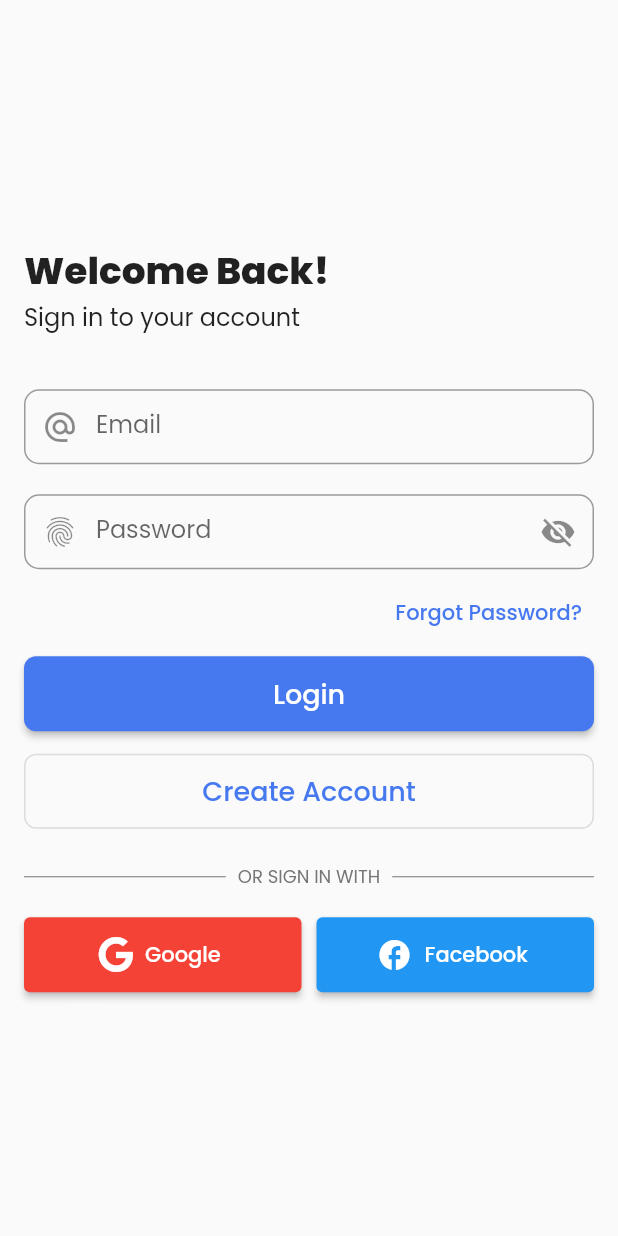
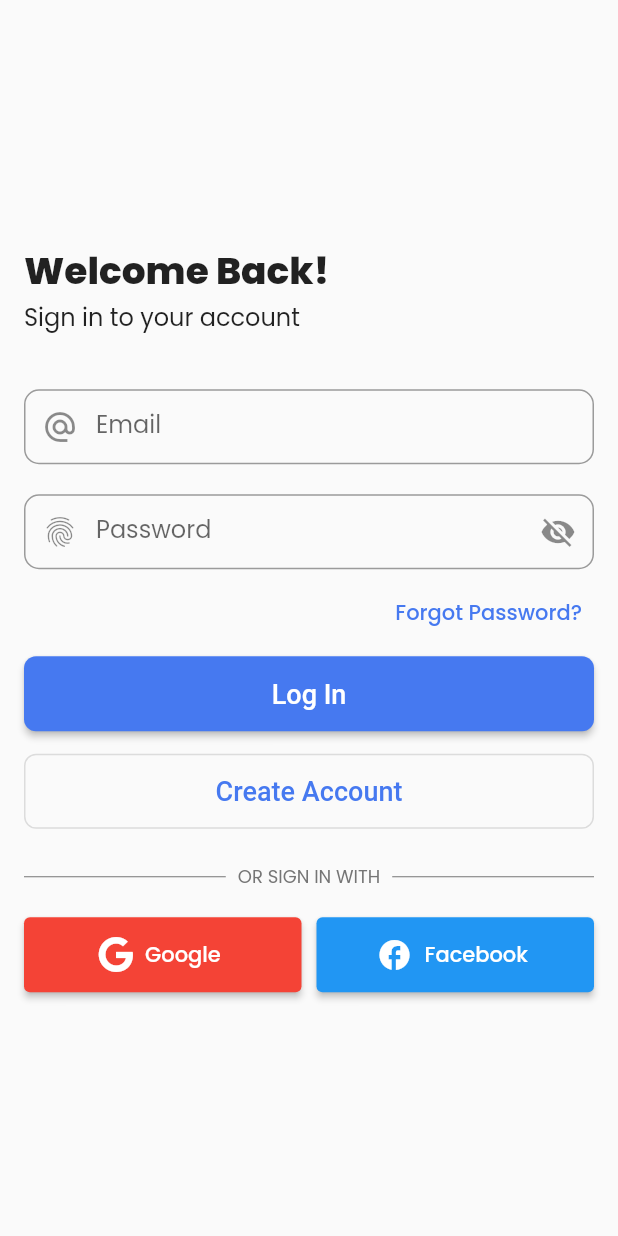
Before and after one commit to sanjibdahal/firebase-auth, a Flutter app: the screen it shows after launch, on a phone screen of 412 x 824 dp. Run offline on Flutter 3.47's test engine with Material 2 defaults, Android fonts, the phone set to English and light mode, and no system bars; our stand-ins replace firebase_auth, firebase_core, font_awesome_flutter, google_fonts; accounts and stored records are empty.

```diff
--- a/daily_algo/lib/main.dart
+++ b/daily_algo/lib/main.dart
@@ -1,6 +1,8 @@
 import 'package:daily_algo/firebase_options.dart';
+import 'package:daily_algo/src/screens/home_screen.dart';
 import 'package:daily_algo/src/screens/login_screen.dart';
 import 'package:daily_algo/src/utils/theme/theme.dart';
+import 'package:firebase_auth/firebase_auth.dart';
 import 'package:firebase_core/firebase_core.dart';
 import 'package:flutter/material.dart';
 
@@ -21,7 +23,20 @@ class MainApp extends StatelessWidget {
       darkTheme: AppTheme.darkTheme,
       themeMode: ThemeMode.light,
       title: "Daily Algo",
-      home: const LoginScreen(),
+      home: StreamBuilder<User?>(
+        stream: FirebaseAuth.instance.authStateChanges(),
+        builder: (context, AsyncSnapshot<User?> snapshot) {
+          if(snapshot.hasData && snapshot.data != null) {
+          return const HomeScreen();
+          }
+          else if(snapshot.connectionState == ConnectionState.waiting) {
+            return const Center(child: CircularProgressIndicator());
+          }
+          else {
+            return const LoginScreen();
+          }
+        }
+      ),
     );
   }
 }
--- a/daily_algo/lib/src/common_widgets/elevated_button.dart
+++ b/daily_algo/lib/src/common_widgets/elevated_button.dart
@@ -4,12 +4,12 @@ class SElevatedButton extends StatelessWidget {
   const SElevatedButton({
     super.key,
     required this.onPressed,
-    required this.text,
+    required this.child,
     this.color = Colors.white,
   });
 
   final VoidCallback onPressed;
-  final String text;
+  final Widget child;
   final Color color;
 
   @override
@@ -17,19 +17,16 @@ class SElevatedButton extends StatelessWidget {
     return ElevatedButton(
       onPressed: onPressed,
       style: ElevatedButton.styleFrom(
-        minimumSize: const Size(double.infinity, 50),
+        minimumSize: const Size(double.infinity, 50),textStyle: TextStyle(
+          fontWeight: FontWeight.w500,
+          fontSize: 18,
+          color: color,
+        ),
         shape: RoundedRectangleBorder(
           borderRadius: BorderRadius.circular(8),
         ),
       ),
-      child: Text(
-        text,
-        style: TextStyle(
-          fontWeight: FontWeight.w500,
-          fontSize: 18,
-          color: color,
-        ),
-      ),
+      child: child,
     );
   }
 }
--- a/daily_algo/lib/src/common_widgets/outlined_button.dart
+++ b/daily_algo/lib/src/common_widgets/outlined_button.dart
@@ -4,12 +4,12 @@ class SOutlinedButton extends StatelessWidget {
   const SOutlinedButton({
     super.key,
     required this.onPressed,
-    required this.text,
+    required this.child,
     // this.color = Colors.white,
   });
 
   final VoidCallback onPressed;
-  final String text;
+  final Widget child;
   // final Color color;
 
   @override
@@ -18,17 +18,15 @@ class SOutlinedButton extends StatelessWidget {
       onPressed: onPressed,
       style: OutlinedButton.styleFrom(
         minimumSize: const Size(double.infinity, 50),
+        textStyle: const TextStyle(
+          fontWeight: FontWeight.w500,
+          fontSize: 18,
+        ),
         shape: RoundedRectangleBorder(
           borderRadius: BorderRadius.circular(8),
         ),
       ),
-      child: Text(
-        text,
-        style: const TextStyle(
-          fontWeight: FontWeight.w500,
-          fontSize: 18,
-        ),
-      ),
+      child: child,
     );
   }
 }
--- a/daily_algo/lib/src/screens/login_screen.dart
+++ b/daily_algo/lib/src/screens/login_screen.dart
@@ -1,5 +1,6 @@
 import 'package:daily_algo/src/constants/colors.dart';
 import 'package:daily_algo/src/screens/signup_screen.dart';
+import 'package:firebase_auth/firebase_auth.dart';
 import 'package:flutter/material.dart';
 import 'package:font_awesome_flutter/font_awesome_flutter.dart';
 
@@ -21,6 +22,40 @@ class _LoginScreenState extends State<LoginScreen> {
 
   bool isLargeScreen(BuildContext context) {
     return MediaQuery.of(context).size.width > 900;
+  }
+
+  bool isLoading = false;
+
+  Future<void> login() async {
+    try {
+      setState(() {
+        isLoading = true;
+      });
+      await FirebaseAuth.instance.signInWithEmailAndPassword(
+        email: emailController.text,
+        password: passwordController.text,
+      );
+    } on FirebaseAuthException catch (e) {
+      showErrorMsg(e.message!);
+    } finally {
+      setState(() {
+        isLoading = false;
+      });
+    }
+  }
+
+  void showErrorMsg(String message) {
+    showDialog(
+      context: context,
+      builder: (context) {
+        return AlertDialog(
+          // backgroundColor: Colors.lightBlue,
+          title: Text(
+            message,
+          ),
+        );
+      },
+    );
   }
 
   @override
@@ -132,8 +167,14 @@ class _LoginScreenState extends State<LoginScreen> {
                     ),
                     const SizedBox(height: 5),
                     SElevatedButton(
-                      onPressed: () {},
-                      text: 'Login',
+                      onPressed: () {
+                        login();
+                      },
+                      child: isLoading
+                          ? const CircularProgressIndicator(
+                              valueColor: AlwaysStoppedAnimation(Colors.white),
+                            )
+                          : const Text("Log In"),
                     ),
                     const SizedBox(height: 15),
                     SOutlinedButton(
@@ -142,7 +183,7 @@ class _LoginScreenState extends State<LoginScreen> {
                           builder: (context) => const SignUpScreen(),
                         ));
                       },
-                      text: 'Create Account',
+                      child: const Text('Create Account'),
                     ),
                     const SizedBox(height: 15),
                     const Row(
```
Also changed, not shown: daily_algo/lib/src/screens/home_screen.dart (+17 -5 lines), daily_algo/lib/src/screens/signup_screen.dart (+20 -1 lines).
